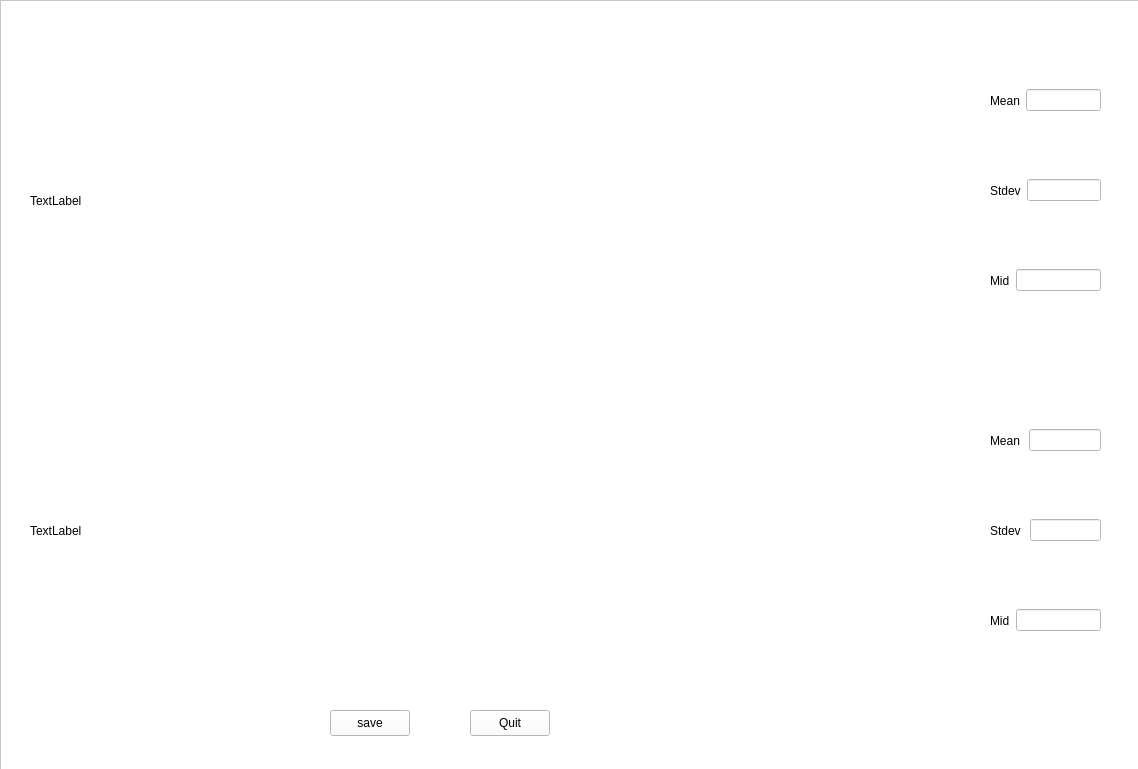
Before: the Qt Designer form histogram.ui in Zrealshadow/digitalpicture, drawn with Qt 5.
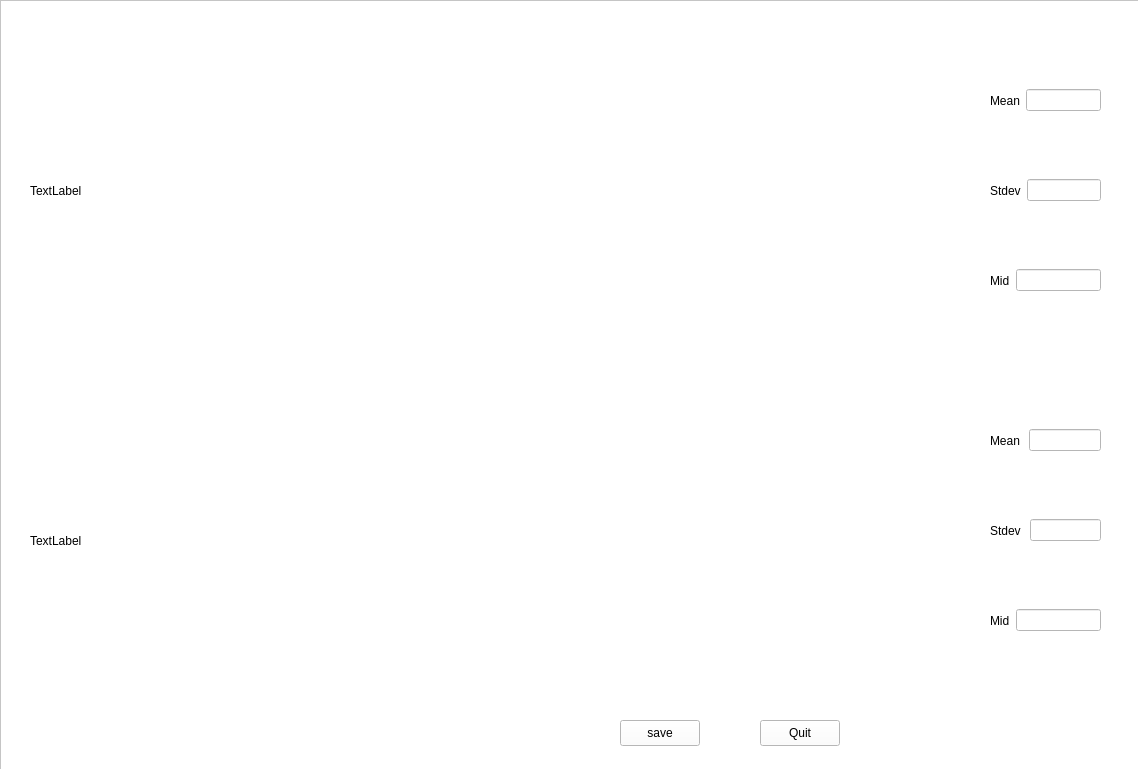
After: the same form once the commit is applied. Custom widgets are drawn as their Qt base class.

The edit to the form file:
```diff
--- a/histogram.ui
+++ b/histogram.ui
@@ -41,7 +41,7 @@
     <property name="geometry">
      <rect>
       <x>390</x>
-      <y>379</y>
+      <y>390</y>
       <width>591</width>
       <height>301</height>
      </rect>
@@ -51,7 +51,7 @@
     <property name="geometry">
      <rect>
       <x>390</x>
-      <y>50</y>
+      <y>60</y>
       <width>591</width>
       <height>301</height>
      </rect>
@@ -60,8 +60,8 @@
    <widget class="QPushButton" name="quit">
     <property name="geometry">
      <rect>
-      <x>470</x>
-      <y>710</y>
+      <x>760</x>
+      <y>720</y>
       <width>80</width>
       <height>26</height>
      </rect>
@@ -73,8 +73,8 @@
    <widget class="QPushButton" name="pushButton">
     <property name="geometry">
      <rect>
-      <x>330</x>
-      <y>710</y>
+      <x>620</x>
+      <y>720</y>
       <width>80</width>
       <height>26</height>
      </rect>
@@ -245,9 +245,9 @@
     <property name="geometry">
      <rect>
       <x>30</x>
-      <y>50</y>
+      <y>30</y>
       <width>341</width>
-      <height>301</height>
+      <height>321</height>
      </rect>
     </property>
     <property name="text">
@@ -260,7 +260,7 @@
       <x>30</x>
       <y>380</y>
       <width>341</width>
-      <height>301</height>
+      <height>321</height>
      </rect>
     </property>
     <property name="text">
```
